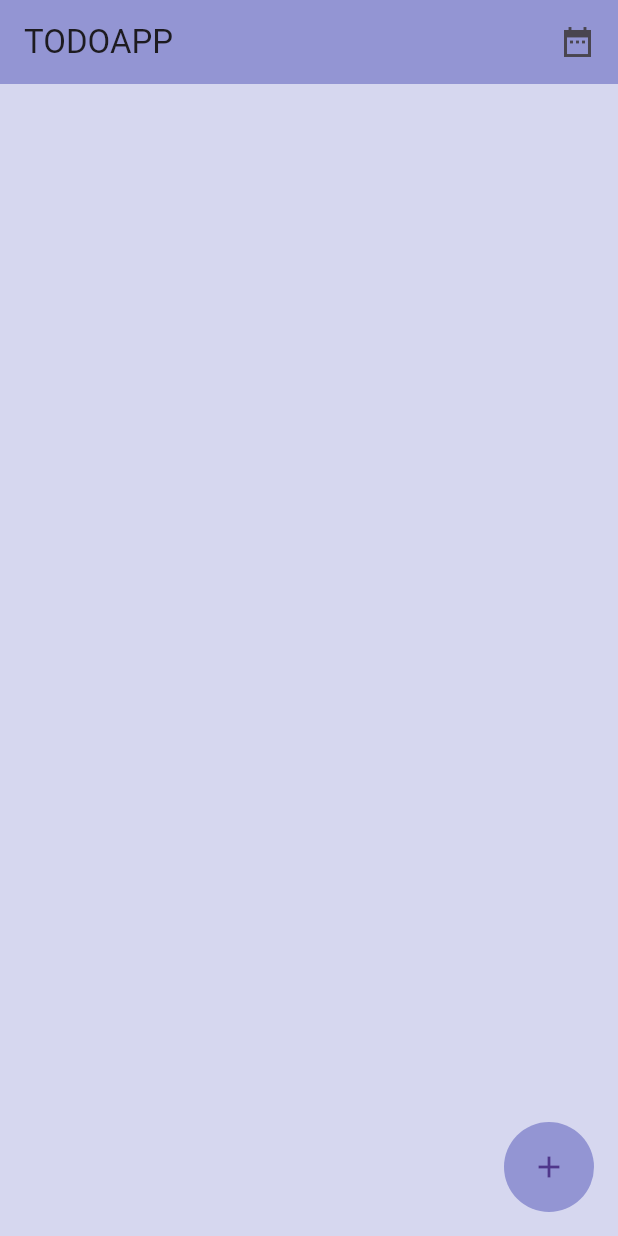
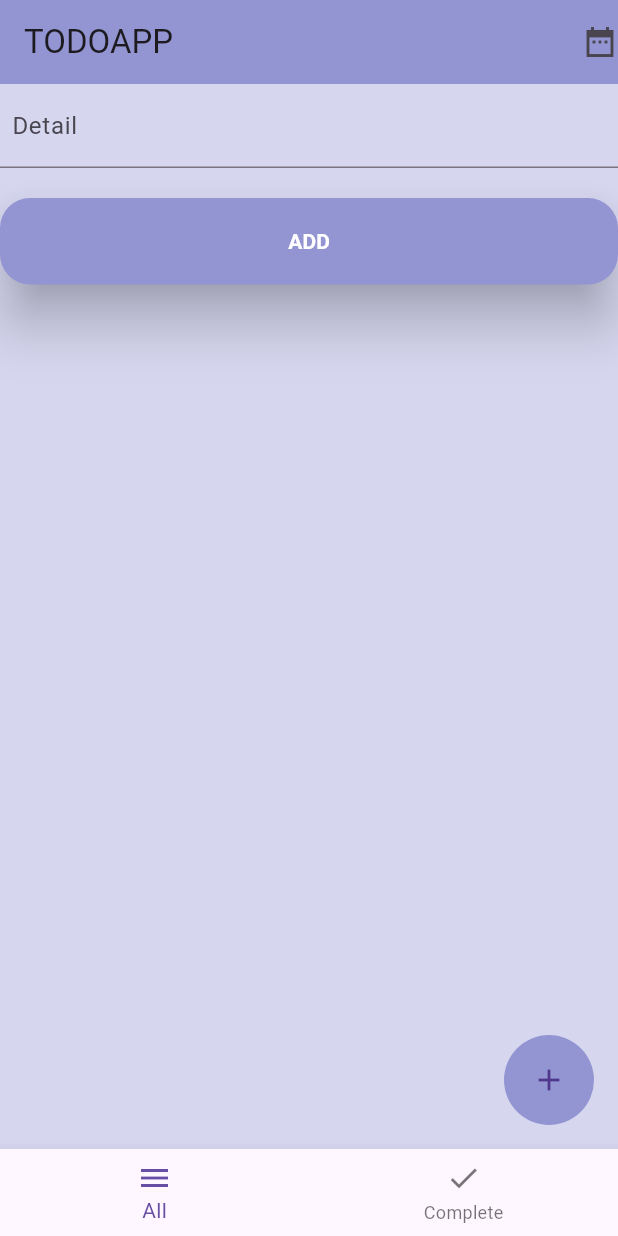
Before and after one commit to Ahmed-nafe/To_Do_App, a Flutter app: the screen it shows after launch, on a phone screen of 412 x 824 dp. Run offline on Flutter 3.47's test engine with Material 3 defaults, Android fonts, the phone set to English and light mode, and no system bars; our stand-ins replace flutter_svg.

```diff
--- a/lib/Pages/HomeScreen.dart
+++ b/lib/Pages/HomeScreen.dart
@@ -1,7 +1,10 @@
 import 'package:flutter/material.dart';
 import 'package:flutter_svg/flutter_svg.dart';
 import 'package:todo/Pages/AddTask.dart';
+import 'package:todo/Pages/Completed.dart';
 import 'package:todo/Pages/Editing%20Screen.dart';
+import 'package:todo/Pages/ToDoItemModel.dart';
+import 'package:todo/Pages/ToDoListItem.dart';
 
 class Homescreen extends StatefulWidget {
   static const String routeName = "HomeScreen";
@@ -13,26 +16,41 @@ class Homescreen extends StatefulWidget {
 }
 
 class _HomescreenState extends State<Homescreen> {
-  List<String> todos = [];
+  List<ToDoItem> todos = [];
+  List <Widget> Tabs = [ToDoListItem() , Completed()];
   TextEditingController controller = TextEditingController();
-
+int currentIndex = 0;
   @override
   Widget build(BuildContext context) {
     return Scaffold(
       backgroundColor: const Color(0xffD6D7EF),
+      bottomNavigationBar: BottomNavigationBar(
+        onTap: (index){
+          setState(() {
+            currentIndex = index ;
+          });
+        },
+        currentIndex: currentIndex,
+          items:  const [
+            BottomNavigationBarItem(
+
+                label: "All",
+                icon: Icon(Icons.menu)),
+            BottomNavigationBarItem(
+                label: "Complete",
+                icon: Icon(Icons.check_outlined)
+            )
+          ]
+      ),
       appBar: AppBar(
         actions: const [
-          Padding(
-            padding: EdgeInsets.all(15.0),
-            child: Icon(Icons.date_range_sharp),
-          ),
+          Icon(Icons.date_range_sharp),
         ],
         title: Text("TodoApp".toUpperCase()),
         backgroundColor: const Color(0xff9395D3),
       ),
-      body: ListView(
-        children: [for (final value in todos) _todoitem(value)],
-      ),
+      body:Tabs[currentIndex],
+
       floatingActionButton: InkWell(
         onTap: () {
           Navigator.pushNamed(context, Addtask.routeName);
@@ -46,55 +64,5 @@ class _HomescreenState extends State<Homescreen> {
     );
   }
 
-  Widget _todoitem(String value) {
-    return Column(
-      children: [
-        Padding(
-          padding: const EdgeInsets.all(6),
-          child: Card(
-            elevation: 10,
-            child: Padding(
-              padding: const EdgeInsets.all(16),
-              child: Row(
-                mainAxisAlignment: MainAxisAlignment.spaceBetween,
-                children: [
-                  Column(
-                    crossAxisAlignment: CrossAxisAlignment.start,
-                    children: [
-                      Text(
-                        value,
-                        style: const TextStyle(
-                            fontWeight: FontWeight.w600,
-                            color: Color(0xff9395D3)),
-                      ),
-                      const Text(
-                        "description",
-                        style: TextStyle(
-                          fontWeight: FontWeight.w400,
-                        ),
-                      )
-                    ],
-                  ),
-                  Row(children: [
-                    InkWell(
-                        onTap: () {
-                          Navigator.pushNamed(context, Edit.routeName);
-                        },
-                        child: SvgPicture.asset("assets/images/Pencil.svg")),
-                    InkWell(
-                        onTap: () {},
-                        child: SvgPicture.asset("assets/images/Trash.svg")),
-                    InkWell(
-                        onTap: () {},
-                        child:
-                            SvgPicture.asset("assets/images/CheckCircle.svg")),
-                  ])
-                ],
-              ),
-            ),
-          ),
-        ),
-      ],
-    );
-  }
+
 }
--- /dev/null
+++ b/lib/Pages/ToDoListItem.dart
@@ -0,0 +1,129 @@
+import 'package:flutter/material.dart';
+import 'package:flutter_svg/flutter_svg.dart';
+import 'package:todo/Pages/Editing%20Screen.dart';
+import 'package:todo/Pages/ToDoItemModel.dart';
+
+class ToDoListItem extends StatefulWidget {
+  const ToDoListItem({super.key});
+
+  @override
+  State<ToDoListItem> createState() => _ToDoListItemState();
+}
+
+class _ToDoListItemState extends State<ToDoListItem> {
+  List<ToDoItem> todos = [];
+  TextEditingController controller = TextEditingController();
+  int currentIndex = 0;
+  @override
+  Widget build(BuildContext context) {
+
+    return ListView(
+      children: [
+        TextFormField(
+          controller: controller,
+          decoration: const InputDecoration(
+            contentPadding: EdgeInsets.all(8),
+            labelText: "Detail",
+          ),
+        ),
+        const SizedBox(height: 20),
+        ElevatedButton(
+          style: ElevatedButton.styleFrom(
+            shape: RoundedRectangleBorder(
+                borderRadius: BorderRadius.circular(20)),
+            elevation: 15,
+            minimumSize: Size(
+              MediaQuery.of(context).size.width,
+              MediaQuery.of(context).size.height * 0.07,
+            ),
+            backgroundColor: const Color(0xff9395D3),
+          ),
+          onPressed: () {
+            setState(() {
+              todos.add(ToDoItem(title: controller.text));
+            });
+          },
+          child: Text(
+            "add".toUpperCase(),
+            style: const TextStyle(
+                fontWeight: FontWeight.w600, color: Colors.white),
+          ),
+        ),
+        Expanded(
+          child: ListView.builder(
+              shrinkWrap: true,
+              // physics: const NeverScrollableScrollPhysics(),
+              itemCount: todos.length,
+              itemBuilder: (context, index) {
+                return _todoitem(todos[index]);
+              }),
+        )
+      ],
+    );
+  }
+  Widget _todoitem(ToDoItem value) {
+    return Column(
+      children: [
+        Padding(
+          padding: const EdgeInsets.all(6),
+          child: Card(
+            elevation: 10,
+            child: Padding(
+              padding: const EdgeInsets.all(16),
+              child: Row(
+                mainAxisAlignment: MainAxisAlignment.spaceBetween,
+                children: [
+                  Column(
+                    crossAxisAlignment: CrossAxisAlignment.start,
+                    children: [
+                      Text(
+                        value.title,
+                        style: const TextStyle(
+                            fontWeight: FontWeight.w600,
+                            color: Color(0xff9395D3)),
+                      ),
+                      const Text(
+                        "description",
+                        style: TextStyle(
+                          fontWeight: FontWeight.w400,
+                        ),
+                      )
+                    ],
+                  ),
+                  Row(children: [
+                    InkWell(
+                        onTap: () {
+                          Navigator.pushNamed(context, Edit.routeName);
+                        },
+                        child: SvgPicture.asset("assets/images/Pencil.svg")),
+                    InkWell(
+                        onTap: () {
+                          setState(() {
+                            todos.remove(value);
+                          });
+                        },
+                        child: SvgPicture.asset("assets/images/Trash.svg")),
+                    InkWell(
+                      onTap: () {
+                        setState(() {
+                          value.isChecked == false
+                              ? value.isChecked = true
+                              : value.isChecked = false;
+                        });
+                      },
+                      child: SvgPicture.asset(
+                        "assets/images/CheckCircle.svg",
+                        color: value.isChecked ? Colors.green : Colors.black26,
+                      ),
+                    ),
+                  ])
+                ],
+              ),
+            ),
+          ),
+        ),
+      ],
+    );
+  }
+
+}
```
Also changed, not shown: lib/Pages/AddTask.dart (+4 -4 lines), lib/Pages/Completed.dart (added, +12 -0 lines).
